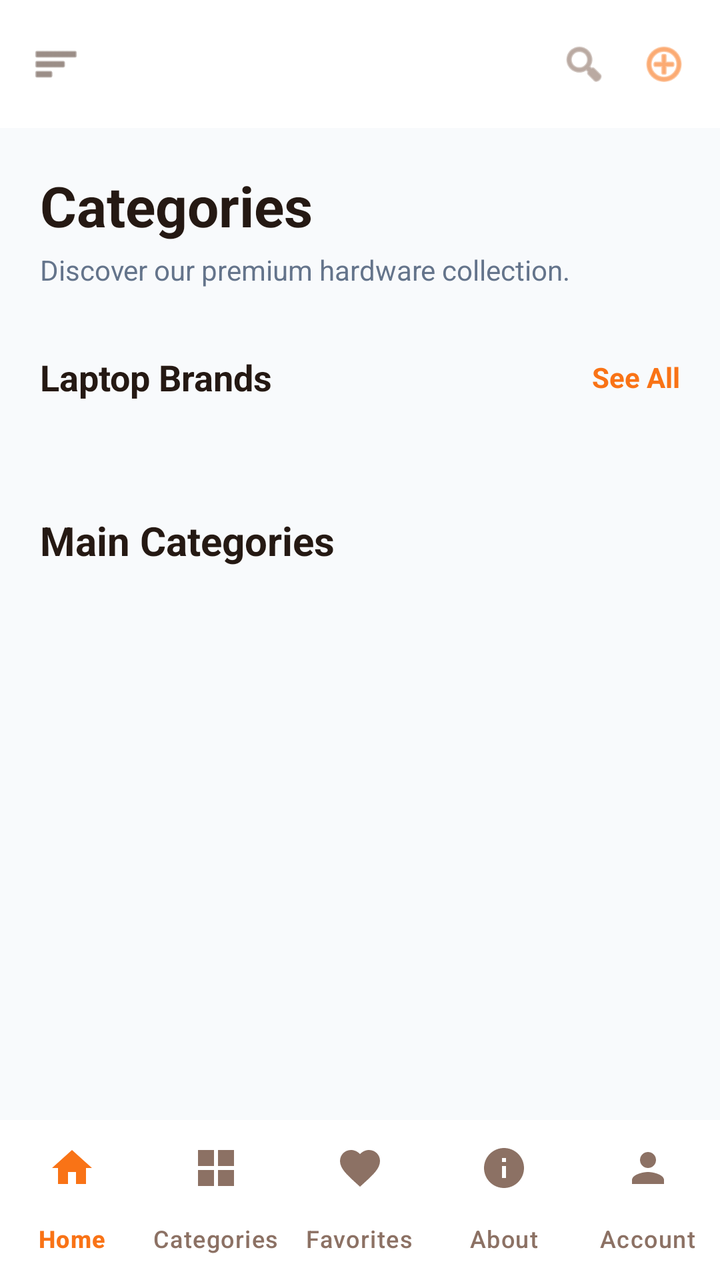
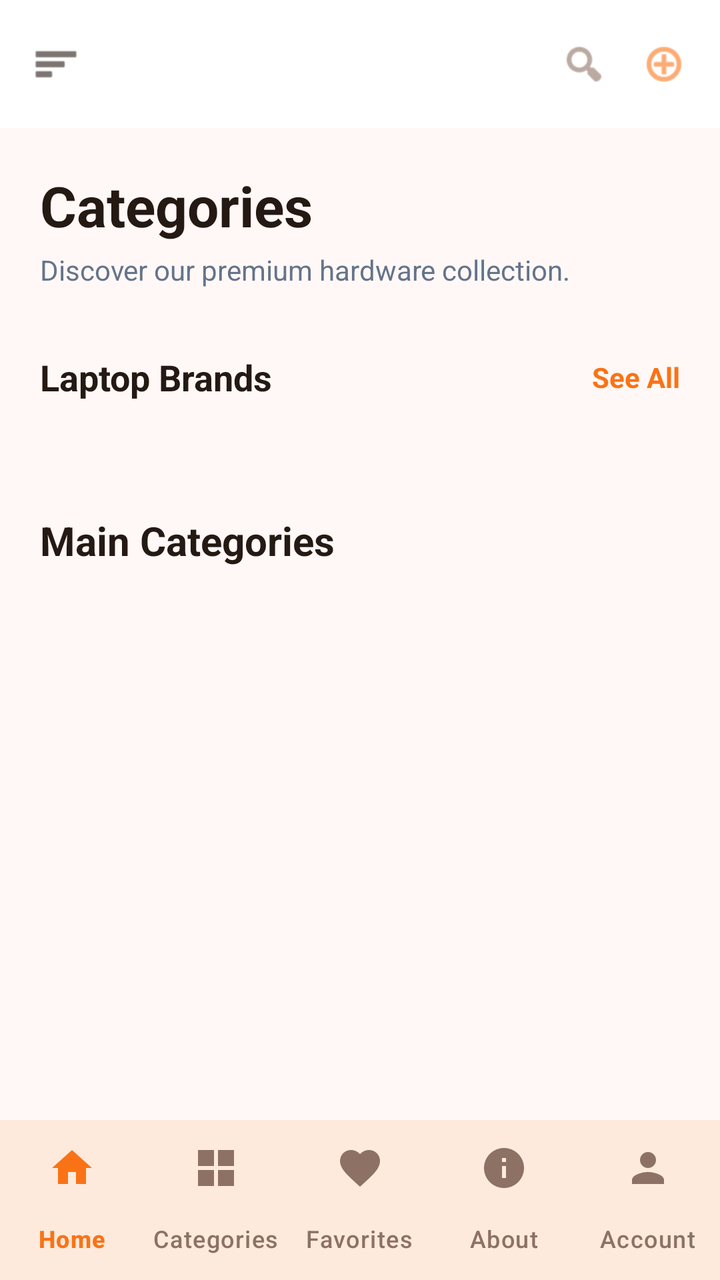

The first picture is an Android layout as it rendered before a commit; the second is the same layout after the commit. The layout source and the unified diff follow.
<!-- AndroidManifest.xml: application theme Theme.BeckieDealApp -->
<!-- res/layout/activity_categories.xml -->
<?xml version="1.0" encoding="utf-8"?>
<androidx.constraintlayout.widget.ConstraintLayout xmlns:android="http://schemas.android.com/apk/res/android"
    xmlns:app="http://schemas.android.com/apk/res-auto"
    xmlns:tools="http://schemas.android.com/tools"
    android:layout_width="match_parent"
    android:layout_height="match_parent"
    android:background="#F8FAFC"
    tools:context=".CategoriesActivity">

    
    <com.google.android.material.appbar.MaterialToolbar
        android:id="@+id/topAppBar"
        android:layout_width="match_parent"
        android:layout_height="64dp"
        android:background="#FFFFFF"
        app:elevation="0dp"
        app:contentInsetStart="0dp"
        app:layout_constraintTop_toTopOf="parent">

        <RelativeLayout
            android:layout_width="match_parent"
            android:layout_height="match_parent"
            android:paddingHorizontal="16dp">

            <ImageView
                android:id="@+id/menuIcon"
                android:layout_width="24dp"
                android:layout_height="24dp"
                android:layout_alignParentStart="true"
                android:layout_centerVertical="true"
                android:src="@android:drawable/ic_menu_sort_by_size"
                app:tint="#584237" />

            <ImageView
                android:id="@+id/logoImage"
                android:layout_width="120dp"
                android:layout_height="40dp"
                android:layout_centerInParent="true"
                android:scaleType="fitCenter"
                android:src="@mipmap/ic_launcher" />

            <LinearLayout
                android:layout_width="wrap_content"
                android:layout_height="wrap_content"
                android:layout_alignParentEnd="true"
                android:layout_centerVertical="true"
                android:orientation="horizontal">

                <ImageView
                    android:id="@+id/searchIcon"
                    android:layout_width="24dp"
                    android:layout_height="24dp"
                    android:layout_marginEnd="16dp"
                    android:src="@android:drawable/ic_menu_search"
                    app:tint="#8C7164" />

                <ImageView
                    android:id="@+id/cartIcon"
                    android:layout_width="24dp"
                    android:layout_height="24dp"
                    android:src="@android:drawable/ic_menu_add"
                    app:tint="#F97316" />
            </LinearLayout>
        </RelativeLayout>
    </com.google.android.material.appbar.MaterialToolbar>

    <androidx.core.widget.NestedScrollView
        android:layout_width="match_parent"
        android:layout_height="0dp"
        android:fillViewport="true"
        app:layout_constraintTop_toBottomOf="@id/topAppBar"
        app:layout_constraintBottom_toTopOf="@id/bottomNavigation">

        <LinearLayout
            android:layout_width="match_parent"
            android:layout_height="wrap_content"
            android:orientation="vertical"
            android:padding="20dp">

            <TextView
                android:layout_width="wrap_content"
                android:layout_height="wrap_content"
                android:text="Categories"
                android:textColor="#251913"
                android:textSize="28sp"
                android:textStyle="bold" />

            <TextView
                android:layout_width="wrap_content"
                android:layout_height="wrap_content"
                android:layout_marginTop="4dp"
                android:text="Discover our premium hardware collection."
                android:textColor="#64748B"
                android:textSize="14sp" />

            
            <LinearLayout
                android:layout_width="match_parent"
                android:layout_height="wrap_content"
                android:layout_marginTop="32dp"
                android:gravity="center_vertical"
                android:orientation="horizontal">

                <TextView
                    android:layout_width="0dp"
                    android:layout_height="wrap_content"
                    android:layout_weight="1"
                    android:text="Laptop Brands"
                    android:textColor="#251913"
                    android:textSize="18sp"
                    android:textStyle="bold" />

                <TextView
                    android:id="@+id/viewAllLaptops"
                    android:layout_width="wrap_content"
                    android:layout_height="wrap_content"
                    android:text="See All"
                    android:textColor="#F97316"
                    android:textSize="14sp"
                    android:textStyle="bold" />

            </LinearLayout>

            <GridLayout
                android:id="@+id/laptopBrandsGrid"
                android:layout_width="match_parent"
                android:layout_height="wrap_content"
                android:layout_marginTop="16dp"
                android:columnCount="3"
                android:alignmentMode="alignMargins" />

            
            <TextView
                android:layout_width="wrap_content"
                android:layout_height="wrap_content"
                android:layout_marginTop="40dp"
                android:text="Main Categories"
                android:textColor="#251913"
                android:textSize="20sp"
                android:textStyle="bold" />

            <GridLayout
                android:id="@+id/allCategoriesGrid"
                android:layout_width="match_parent"
                android:layout_height="wrap_content"
                android:layout_marginTop="16dp"
                android:columnCount="2"
                android:alignmentMode="alignMargins" />

            <View
                android:layout_width="match_parent"
                android:layout_height="40dp" />

        </LinearLayout>
    </androidx.core.widget.NestedScrollView>

    <com.google.android.material.bottomnavigation.BottomNavigationView
        android:id="@+id/bottomNavigation"
        android:layout_width="match_parent"
        android:layout_height="wrap_content"
        android:background="#FFFFFF"
        app:elevation="16dp"
        app:itemIconTint="@color/bottom_nav_color"
        app:itemTextColor="@color/bottom_nav_color"
        app:labelVisibilityMode="labeled"
        app:layout_constraintBottom_toBottomOf="parent"
        app:menu="@menu/bottom_nav_menu" />

</androidx.constraintlayout.widget.ConstraintLayout>
<!-- resources referenced by this layout -->
<resources>
  <!-- mipmap ic_launcher (mipmap-anydpi-v26) -->
  <?xml version="1.0" encoding="utf-8"?>
  <adaptive-icon xmlns:android="http://schemas.android.com/apk/res/android">
      <background android:drawable="@color/ic_launcher_background"/>
      <foreground android:drawable="@mipmap/ic_launcher_foreground"/>
  </adaptive-icon>
  <style name="Theme.BeckieDealApp" parent="Base.Theme.BeckieDealApp" />
  <color name="ic_launcher_background">#FFFFFF</color>
  <style name="Base.Theme.BeckieDealApp" parent="Theme.Material3.DayNight.NoActionBar">
          
          
      </style>
</resources>

<!-- the commit's change to res/layout/activity_categories.xml (unified diff, before → after) -->
@@ -4,7 +4,8 @@
     xmlns:tools="http://schemas.android.com/tools"
     android:layout_width="match_parent"
     android:layout_height="match_parent"
-    android:background="#F8FAFC"
+    android:background="@color/background"
+    android:fitsSystemWindows="true"
     tools:context=".CategoriesActivity">
 
     
@@ -12,7 +13,7 @@
         android:id="@+id/topAppBar"
         android:layout_width="match_parent"
         android:layout_height="64dp"
-        android:background="#FFFFFF"
+        android:background="@color/surface"
         app:elevation="0dp"
         app:contentInsetStart="0dp"
         app:layout_constraintTop_toTopOf="parent">
@@ -29,7 +30,7 @@
                 android:layout_alignParentStart="true"
                 android:layout_centerVertical="true"
                 android:src="@android:drawable/ic_menu_sort_by_size"
-                app:tint="#584237" />
+                app:tint="@color/text_primary" />
 
             <ImageView
                 android:id="@+id/logoImage"
@@ -52,14 +53,14 @@
                     android:layout_height="24dp"
                     android:layout_marginEnd="16dp"
                     android:src="@android:drawable/ic_menu_search"
-                    app:tint="#8C7164" />
+                    app:tint="@color/text_secondary" />
 
                 <ImageView
                     android:id="@+id/cartIcon"
                     android:layout_width="24dp"
                     android:layout_height="24dp"
                     android:src="@android:drawable/ic_menu_add"
-                    app:tint="#F97316" />
+                    app:tint="@color/primary" />
             </LinearLayout>
         </RelativeLayout>
     </com.google.android.material.appbar.MaterialToolbar>
@@ -81,7 +82,7 @@
                 android:layout_width="wrap_content"
                 android:layout_height="wrap_content"
                 android:text="Categories"
-                android:textColor="#251913"
+                android:textColor="@color/text_primary"
                 android:textSize="28sp"
                 android:textStyle="bold" />
 
@@ -90,7 +91,7 @@
                 android:layout_height="wrap_content"
                 android:layout_marginTop="4dp"
                 android:text="Discover our premium hardware collection."
-                android:textColor="#64748B"
+                android:textColor="@color/text_muted"
                 android:textSize="14sp" />
 
             
@@ -106,7 +107,7 @@
                     android:layout_height="wrap_content"
                     android:layout_weight="1"
                     android:text="Laptop Brands"
-                    android:textColor="#251913"
+                    android:textColor="@color/text_primary"
                     android:textSize="18sp"
                     android:textStyle="bold" />
 
@@ -115,7 +116,7 @@
                     android:layout_width="wrap_content"
                     android:layout_height="wrap_content"
                     android:text="See All"
-                    android:textColor="#F97316"
+                    android:textColor="@color/primary"
                     android:textSize="14sp"
                     android:textStyle="bold" />
 
@@ -135,7 +136,7 @@
                 android:layout_height="wrap_content"
                 android:layout_marginTop="40dp"
                 android:text="Main Categories"
-                android:textColor="#251913"
+                android:textColor="@color/text_primary"
                 android:textSize="20sp"
                 android:textStyle="bold" />
 
@@ -158,7 +159,7 @@
         android:id="@+id/bottomNavigation"
         android:layout_width="match_parent"
         android:layout_height="wrap_content"
-        android:background="#FFFFFF"
+        android:background="@color/surface"
         app:elevation="16dp"
         app:itemIconTint="@color/bottom_nav_color"
         app:itemTextColor="@color/bottom_nav_color"
<!-- resource entries referenced after the edit -->
@@ -1,5 +1,11 @@
 <!-- resources referenced by this layout -->
 <resources>
+  <color name="background">#FFF8F6</color>
+  <color name="primary">#F97316</color>
+  <color name="surface">#FFFFFF</color>
+  <color name="text_muted">#64748B</color>
+  <color name="text_primary">#251913</color>
+  <color name="text_secondary">#8C7164</color>
   <!-- mipmap ic_launcher (mipmap-anydpi-v26) -->
   <?xml version="1.0" encoding="utf-8"?>
   <adaptive-icon xmlns:android="http://schemas.android.com/apk/res/android">
@@ -10,7 +16,35 @@
   <color name="ic_launcher_background">#FFFFFF</color>
   <style name="Base.Theme.BeckieDealApp" parent="Theme.Material3.DayNight.NoActionBar">
           
+          <item name="colorPrimary">@color/primary</item>
+          <item name="colorOnPrimary">@color/on_primary</item>
+          <item name="colorPrimaryContainer">@color/primary_container</item>
+          <item name="colorOnPrimaryContainer">@color/on_primary_container</item>
+  
           
+          <item name="colorSecondary">@color/secondary</item>
+          <item name="colorOnSecondary">@color/on_secondary</item>
+          <item name="colorSecondaryContainer">@color/secondary_container</item>
+          <item name="colorOnSecondaryContainer">@color/on_secondary_container</item>
+  
+          
+          <item name="android:windowBackground">@color/background</item>
+          <item name="colorSurface">@color/surface</item>
+          <item name="colorOnSurface">@color/on_surface</item>
+          <item name="colorSurfaceVariant">@color/surface_variant</item>
+          <item name="colorOnSurfaceVariant">@color/on_surface_variant</item>
+          <item name="colorOutline">@color/outline</item>
       </style>
+  <color name="on_primary">#FFFFFF</color>
+  <color name="primary_container">#F97316</color>
+  <color name="on_primary_container">#582200</color>
+  <color name="secondary">#8F4D27</color>
+  <color name="on_secondary">#FFFFFF</color>
+  <color name="secondary_container">#FDA77A</color>
+  <color name="on_secondary_container">#773A16</color>
+  <color name="on_surface">#251913</color>
+  <color name="surface_variant">#F6DED3</color>
+  <color name="on_surface_variant">#584237</color>
+  <color name="outline">#8C7164</color>
 </resources>
 
